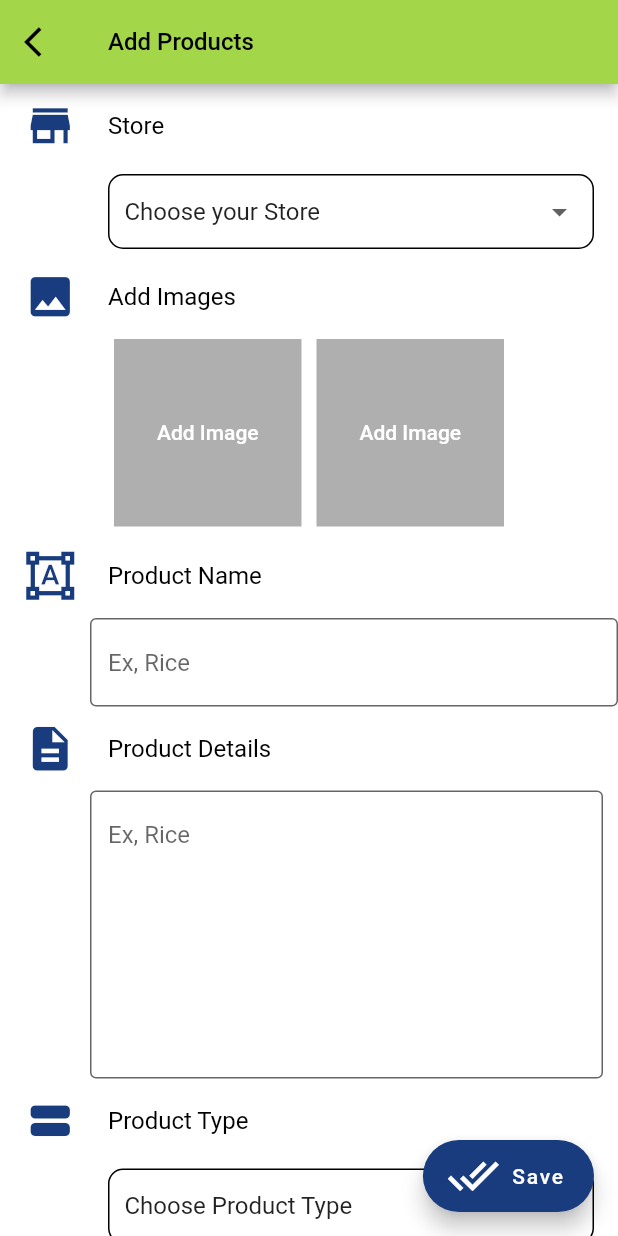
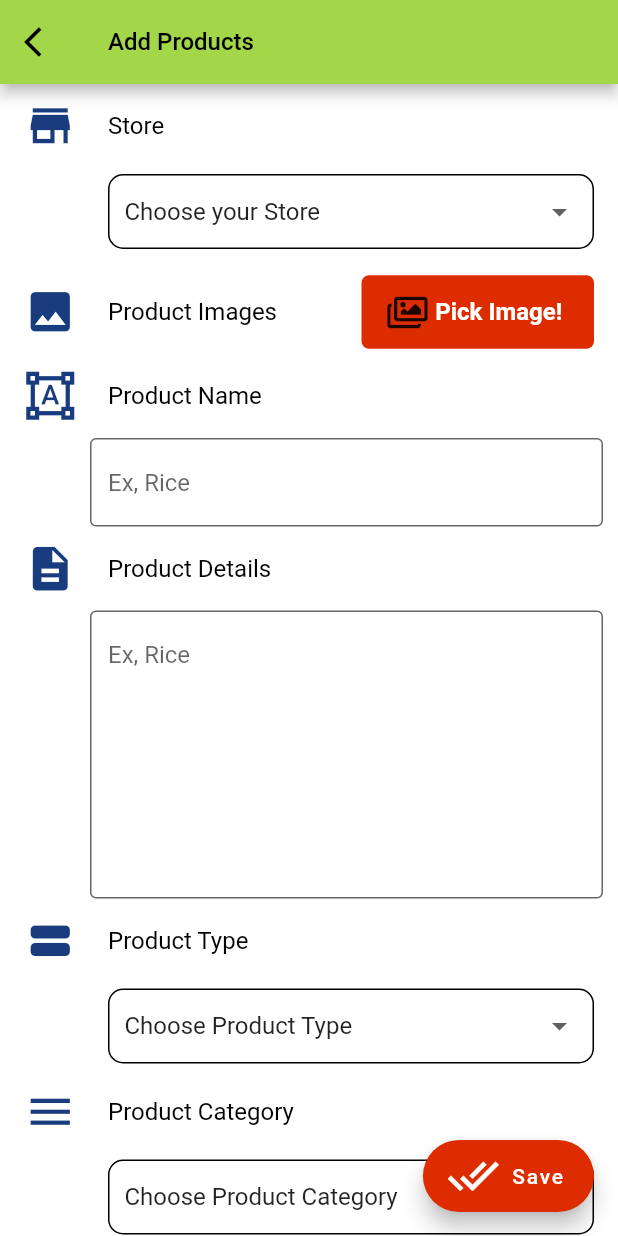
Before and after one commit to muthu-tm/food-seller-admin, a Flutter app: the AddProduct screen opened directly, on a phone screen of 412 x 824 dp. Run offline on Flutter 3.47's test engine with Material 2 defaults, Android fonts, the phone set to English and light mode, and no system bars; our stand-ins replace cached_network_image, camera, carousel_pro, cloud_firestore, datetime_picker_formfield, email_validator and 14 more; missing offline and left inert: encrypt, exif, geoflutterfire; accounts and stored records are empty; generated files the repository leaves out were written again; Roboto replaces fonts that are missing (Georgia, Hind); statements that could not run were skipped.

Commit message:
basic product edit completed; integrated image picker for products

```diff
--- a/lib/screens/products/AddProducts.dart
+++ b/lib/screens/products/AddProducts.dart
@@ -1,10 +1,17 @@
+import 'package:cached_network_image/cached_network_image.dart';
 import 'package:chipchop_seller/db/models/chipchop_products.dart';
 import 'package:chipchop_seller/db/models/products.dart';
 import 'package:chipchop_seller/screens/utils/AsyncWidgets.dart';
 import 'package:chipchop_seller/screens/utils/CustomColors.dart';
 import 'package:chipchop_seller/screens/utils/CustomDialogs.dart';
 import 'package:chipchop_seller/screens/utils/CustomSnackBar.dart';
+import 'package:chipchop_seller/screens/utils/ImageView.dart';
+import 'package:chipchop_seller/services/storage/image_uploader.dart';
+import 'package:chipchop_seller/services/storage/storage_utils.dart';
 import 'package:flutter/material.dart';
+import 'package:fluttertoast/fluttertoast.dart';
+import 'package:font_awesome_flutter/font_awesome_flutter.dart';
+import 'package:image_picker/image_picker.dart';
 
 import '../../db/models/product_categories.dart';
 import '../../db/models/product_sub_categories.dart';
@@ -25,6 +32,8 @@ class _AddProductState extends State<AddProduct> {
 
   TextEditingController priceController = TextEditingController();
 
+  List<String> imagePaths = [];
+
   Map<String, String> _stores = {"0": "Choose your Store"};
   Map<String, String> _types = {"0": "Choose Product Type"};
   Map<String, String> _categories = {"0": "Choose Product Category"};
@@ -44,7 +53,6 @@ class _AddProductState extends State<AddProduct> {
   String _selectedSubCategory = "0";
   String _selectedUnit = "0";
 
-  List<String> pImages = [];
   String pName = "";
   String shortDetails = "";
   String productType = "";
@@ -68,7 +76,7 @@ class _AddProductState extends State<AddProduct> {
     loadProductTypes();
 
     if (widget.product != null) {
-      this.pImages = widget.product.productImages;
+      this.imagePaths = widget.product.productImages;
       this.pName = widget.product.name;
       this.shortDetails = widget.product.shortDetails;
       this.productType = widget.product.productType;
@@ -102,7 +110,7 @@ class _AddProductState extends State<AddProduct> {
         ),
       ),
       floatingActionButton: FloatingActionButton.extended(
-        backgroundColor: CustomColors.blue,
+        backgroundColor: CustomColors.alertRed,
         onPressed: () async {
           await _submit();
         },
@@ -143,7 +151,7 @@ class _AddProductState extends State<AddProduct> {
         Products _p = Products();
         _p.name = pName;
         _p.shortDetails = shortDetails;
-        _p.productImages = [""];
+        _p.productImages = imagePaths;
         _p.currentPrice = double.parse(priceController.text);
         _p.originalPrice = originalPrice;
         _p.offer = offer;
@@ -222,147 +230,178 @@ class _AddProductState extends State<AddProduct> {
                 ),
               ),
             ),
-            ListTile(
+            Padding(
+              padding: EdgeInsets.only(top: 10),
+              child: ListTile(
                 leading: Icon(
                   Icons.image,
                   size: 35,
                   color: CustomColors.blue,
                 ),
                 title: Text(
-                "Add Images",
+                  "Product Images",
                   style: TextStyle(
-                  fontSize: 16.0,
-                  fontFamily: 'Georgia',
+                      fontFamily: "Georgia",
                       color: CustomColors.black,
+                      fontSize: 16),
+                ),
+                trailing: Container(
+                  width: 155,
+                  child: FlatButton.icon(
+                    shape: RoundedRectangleBorder(
+                      borderRadius: BorderRadius.circular(5.0),
+                    ),
+                    color: CustomColors.alertRed,
+                    onPressed: () async {
+                      if (_selectedStore == "0") {
+                        Fluttertoast.showToast(
+                            msg: 'Please Select a Store First');
+                        return;
+                      }
+                      String imageUrl = '';
+                      try {
+                        ImagePicker imagePicker = ImagePicker();
+                        PickedFile pickedFile;
+
+                        pickedFile = await imagePicker.getImage(
+                            source: ImageSource.gallery);
+                        if (pickedFile == null) return;
+
+                        String fileName =
+                            DateTime.now().millisecondsSinceEpoch.toString();
+                        String fbFilePath =
+                            'products/$_selectedStore/$fileName.png';
+                        CustomDialogs.actionWaiting(context);
+                        // Upload to storage
+                        imageUrl = await Uploader()
+                            .uploadImageFile(true, pickedFile.path, fbFilePath);
+                        Navigator.of(context).pop();
+                      } catch (err) {
+                        Fluttertoast.showToast(
+                            msg: 'This file is not an image');
+                      }
+                      if (imageUrl != "")
+                        setState(() {
+                          imagePaths.add(imageUrl);
+                        });
+                    },
+                    label: Container(
+                      padding: EdgeInsets.symmetric(
+                        vertical: 15.0,
+                      ),
+                      child: Text(
+                        "Pick Image!",
+                        textAlign: TextAlign.center,
+                        style: TextStyle(
+                            fontFamily: "Georgia",
+                            fontSize: 16,
+                            color: CustomColors.white,
+                            fontWeight: FontWeight.bold),
                       ),
                     ),
-            ),
-            Container(
-              height: 130,
-              child: SingleChildScrollView(
-                primary: true,
-                scrollDirection: Axis.vertical,
-                reverse: true,
-                child: Column(
-                  children: [
-                    Row(
-                      mainAxisAlignment: MainAxisAlignment.center,
-                      children: [
-                        Padding(
-                          padding: EdgeInsets.all(5.0),
-                          child: InkWell(
-                            onTap: () {},
-                            child: Container(
-                              alignment: Alignment.center,
-                              height: 125,
-                              width: 125,
-                              child: Text(
-                                "Add Image",
-                                textAlign: TextAlign.center,
-                                style: TextStyle(
-                                  color: CustomColors.white,
-                                  fontSize: 14.0,
-                                  fontWeight: FontWeight.w500,
-                                ),
-                              ),
-                              decoration: BoxDecoration(
-                                color: CustomColors.grey,
-                                border: Border.all(
-                                    width: 1,
-                                    style: BorderStyle.solid,
-                                    color: CustomColors.blue),
+                    icon: Icon(FontAwesomeIcons.images),
                   ),
                 ),
               ),
             ),
+            imagePaths.length > 0
+                ? GridView.count(
+                    crossAxisCount: 2,
+                    crossAxisSpacing: 10,
+                    childAspectRatio: 0.95,
+                    shrinkWrap: true,
+                    primary: false,
+                    mainAxisSpacing: 10,
+                    children: List.generate(
+                      imagePaths.length,
+                      (index) {
+                        return Stack(
+                          children: [
                             Padding(
-                          padding: EdgeInsets.all(5.0),
+                              padding:
+                                  EdgeInsets.only(left: 10, right: 10, top: 5),
                               child: InkWell(
-                            onTap: () {},
-                            child: Container(
-                              alignment: Alignment.center,
-                              height: 125,
-                              width: 125,
-                              child: Text(
-                                "Add Image",
-                                textAlign: TextAlign.center,
-                                style: TextStyle(
-                                  color: CustomColors.white,
-                                  fontSize: 14.0,
-                                  fontWeight: FontWeight.w500,
+                                onTap: () {
+                                  Navigator.push(
+                                    context,
+                                    MaterialPageRoute(
+                                      builder: (context) => ImageView(
+                                        url: imagePaths[index],
                                       ),
                                     ),
-                              decoration: BoxDecoration(
-                                color: CustomColors.grey,
-                                border: Border.all(
-                                  width: 1,
-                                  style: BorderStyle.none,
+                                  );
+                                },
+                                child: Container(
+                                  child: ClipRRect(
+                                    borderRadius: BorderRadius.circular(10.0),
+                                    child: CachedNetworkImage(
+                                      imageUrl: imagePaths[index],
+                                      imageBuilder: (context, imageProvider) =>
+                                          Image(
+                                        fit: BoxFit.fill,
+                                        image: imageProvider,
+                                      ),
+                                      progressIndicatorBuilder:
+                                          (context, url, downloadProgress) =>
+                                              Center(
+                                        child: SizedBox(
+                                          height: 50.0,
+                                          width: 50.0,
+                                          child: CircularProgressIndicator(
+                                              value: downloadProgress.progress,
+                                              valueColor:
+                                                  AlwaysStoppedAnimation(
+                                                      CustomColors.blue),
+                                              strokeWidth: 2.0),
+                                        ),
+                                      ),
+                                      errorWidget: (context, url, error) =>
+                                          Icon(
+                                        Icons.error,
+                                        size: 35,
+                                      ),
+                                      fadeOutDuration: Duration(seconds: 1),
+                                      fadeInDuration: Duration(seconds: 2),
                                     ),
                                   ),
                                 ),
                               ),
                             ),
-                      ],
+                            Positioned(
+                              right: 10,
+                              child: Container(
+                                decoration: BoxDecoration(
+                                  color: CustomColors.alertRed,
+                                  borderRadius: BorderRadius.circular(5),
                                 ),
-                    Row(
-                      mainAxisAlignment: MainAxisAlignment.center,
-                      children: [
-                        Padding(
-                          padding: EdgeInsets.all(5.0),
                                 child: InkWell(
-                            onTap: () {},
-                            child: Container(
-                              alignment: Alignment.center,
-                              height: 125,
-                              width: 125,
-                              child: Text(
-                                "Add Image",
-                                textAlign: TextAlign.center,
-                                style: TextStyle(
+                                  child: Icon(
+                                    Icons.close,
+                                    size: 25,
                                     color: CustomColors.white,
-                                  fontSize: 14.0,
-                                  fontWeight: FontWeight.w500,
+                                  ),
+                                  onTap: () async {
+                                    CustomDialogs.actionWaiting(context);
+                                    bool res = await StorageUtils()
+                                        .removeFile(imagePaths[index]);
+                                    Navigator.of(context).pop();
+                                    if (res)
+                                      setState(() {
+                                        imagePaths.remove(imagePaths[index]);
+                                      });
+                                    else
+                                      Fluttertoast.showToast(
+                                          msg: 'Unable to remove image');
+                                  },
                                 ),
                               ),
-                              decoration: BoxDecoration(
-                                color: CustomColors.grey,
-                                border: Border.all(
-                                    width: 1, style: BorderStyle.none),
+                            )
+                          ],
+                        );
+                      },
                     ),
-                            ),
-                          ),
-                        ),
-                        Padding(
-                          padding: EdgeInsets.all(5.0),
-                          child: InkWell(
-                            onTap: () {},
-                            child: Container(
-                              alignment: Alignment.center,
-                              height: 125,
-                              width: 125,
-                              child: Text(
-                                "Add Image",
-                                textAlign: TextAlign.center,
-                                style: TextStyle(
-                                  color: CustomColors.white,
-                                  fontSize: 14.0,
-                                  fontWeight: FontWeight.w500,
-                                ),
-                              ),
-                              decoration: BoxDecoration(
-                                color: CustomColors.grey,
-                                border: Border.all(
-                                    width: 1, style: BorderStyle.none),
-                              ),
-                            ),
-                          ),
-                        ),
-                      ],
-                    ),
-                  ],
-                ),
-              ),
-            ),
+                  )
+                : Container(),
             ListTile(
               leading: Icon(
                 Icons.format_shapes,
@@ -379,7 +418,7 @@ class _AddProductState extends State<AddProduct> {
               ),
             ),
             Padding(
-              padding: EdgeInsets.only(left: 60.0),
+              padding: EdgeInsets.only(left: 60.0, right: 10),
               child: TextFormField(
                 initialValue: pName,
                 textAlign: TextAlign.start,
```
Also changed, not shown: lib/db/models/product_types.dart (+0 -19 lines), lib/screens/products/EditProducts.dart (+185 -133 lines). Lines whose indentation alone changed are shown as unchanged.
